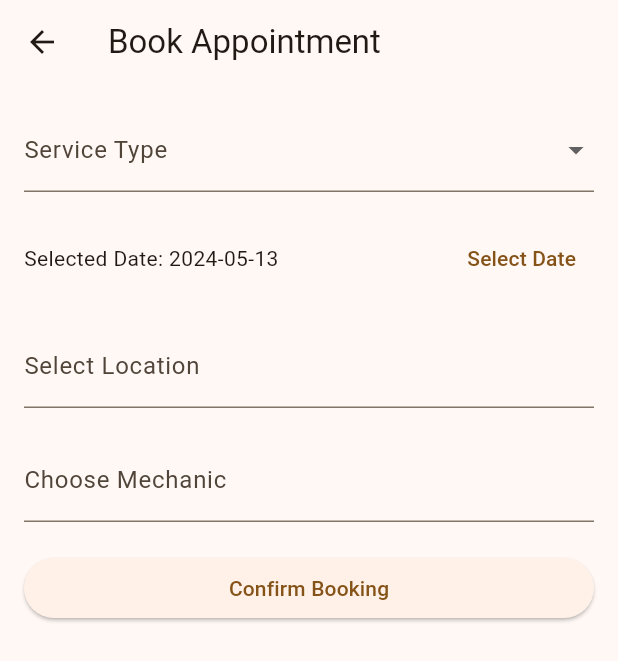
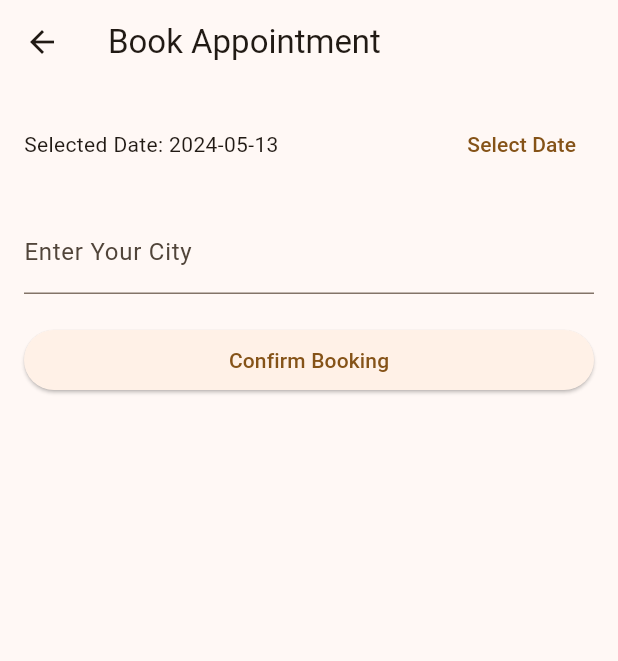
Before and after one commit to MDK-404/e_mechanic, a Flutter app: the BookAppointmentScreen screen opened directly, on a phone screen of 412 x 824 dp. Shown: the top 661 px of the screen. Run offline on Flutter 3.47's test engine with Material 3 defaults, Android fonts, the phone set to English and light mode, and no system bars; our stand-ins replace firebase_auth, firebase_core, fluttertoast, pinput, shared_preferences; accounts and stored records are empty.

```diff
--- a/lib/screens/bookappoitnment.dart
+++ b/lib/screens/bookappoitnment.dart
@@ -8,10 +8,8 @@ class BookAppointmentScreen extends StatefulWidget {
 }
 
 class _BookAppointmentScreenState extends State<BookAppointmentScreen> {
-  String _selectedServiceType = '';
   DateTime _selectedDate = DateTime.now();
-  String _selectedLocation = '';
-  String _selectedMechanic = '';
+  String _selectedCity = '';
 
   // Function to handle date selection
   Future<void> _selectDate(BuildContext context) async {
@@ -38,23 +36,6 @@ class _BookAppointmentScreenState extends State<BookAppointmentScreen> {
         child: Column(
           crossAxisAlignment: CrossAxisAlignment.stretch,
           children: [
-            DropdownButtonFormField<String>(
-              value: _selectedServiceType,
-              decoration: InputDecoration(labelText: 'Service Type'),
-              items: <String>['Car Tuning', 'Oil Change', 'Tire Rotation', 'Other']
-                  .map<DropdownMenuItem<String>>((String value) {
-                return DropdownMenuItem<String>(
-                  value: value,
-                  child: Text(value),
-                );
-              }).toList(),
-              onChanged: (newValue) {
-                setState(() {
-                  _selectedServiceType = newValue!;
-                });
-              },
-            ),
-            SizedBox(height: 20),
             Row(
               children: [
                 Expanded(
@@ -68,19 +49,10 @@ class _BookAppointmentScreenState extends State<BookAppointmentScreen> {
             ),
             SizedBox(height: 20),
             TextFormField(
-              decoration: InputDecoration(labelText: 'Select Location'),
+              decoration: InputDecoration(labelText: 'Enter Your City'),
               onChanged: (value) {
                 setState(() {
-                  _selectedLocation = value;
-                });
-              },
-            ),
-            SizedBox(height: 20),
-            TextFormField(
-              decoration: InputDecoration(labelText: 'Choose Mechanic'),
-              onChanged: (value) {
-                setState(() {
-                  _selectedMechanic = value;
+                  _selectedCity = value;
                 });
               },
             ),
```
Also changed, not shown: lib/screens/services.dart (+9 -11 lines).
